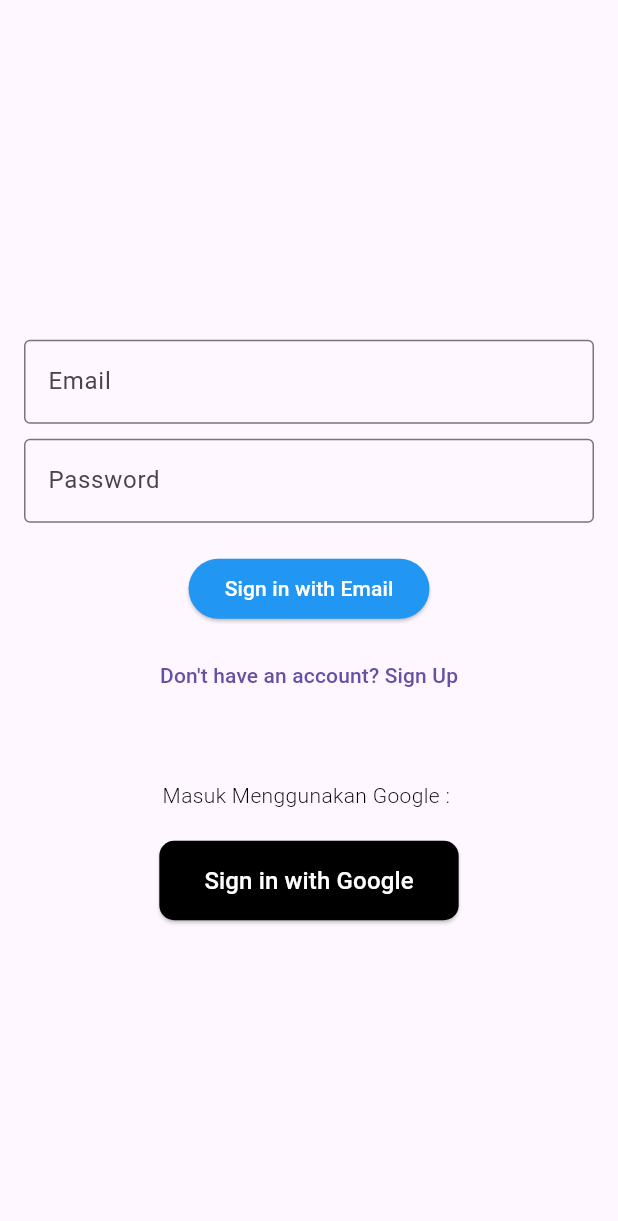
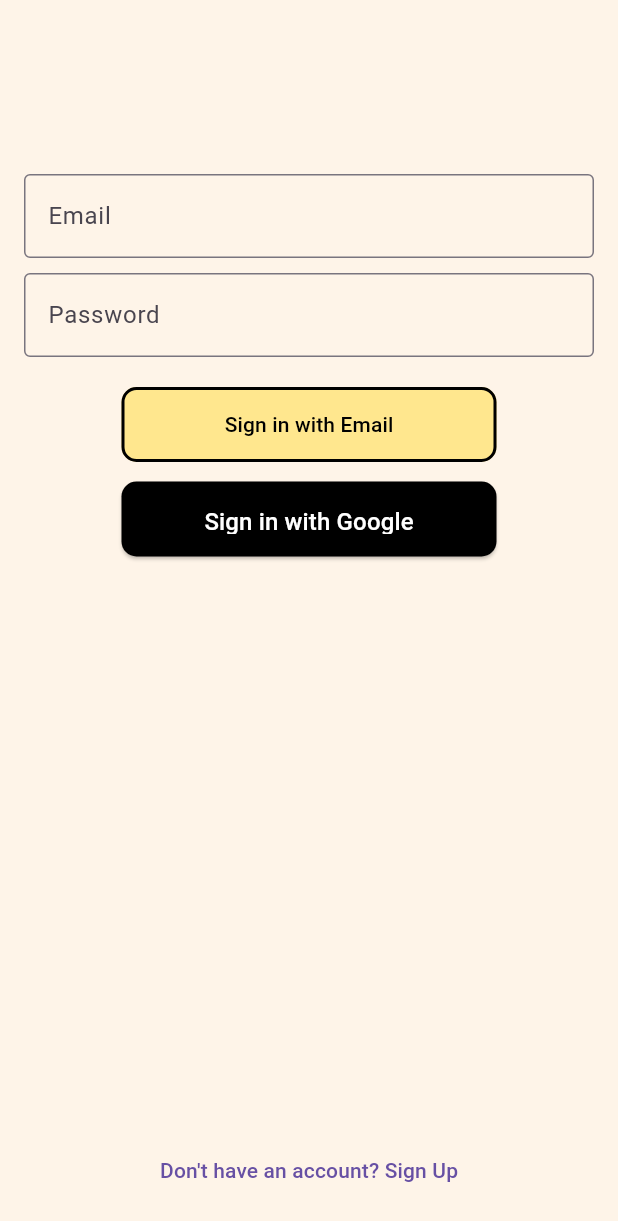
Before and after one commit to FZfortirex/Project-Firebase, a Flutter app: the screen it shows after launch, on a phone screen of 412 x 824 dp. Shown: the top 1221 px of the screen. Run offline on Flutter 3.47's test engine with Material 3 defaults, Android fonts, the phone set to English and light mode, and no system bars; our stand-ins replace cloud_firestore, firebase_auth, firebase_core, google_sign_in; accounts and stored records are empty.

Commit message:
Style [AJ] Style login page

```diff
--- a/firebase_app/lib/login/login_page.dart
+++ b/firebase_app/lib/login/login_page.dart
@@ -16,7 +16,6 @@ class _LoginPageState extends State<LoginPage> {
   final TextEditingController _passwordController = TextEditingController();
   final FirebaseAuth _auth = FirebaseAuth.instance;
 
-  // Fungsi untuk Sign-In menggunakan Google
   void _handleGoogleSignIn(BuildContext context) async {
     final user = await GoogleSignInService.signInWithGoogle();
 
@@ -35,7 +34,6 @@ class _LoginPageState extends State<LoginPage> {
     }
   }
 
-  // Fungsi untuk Sign-In dengan email dan password
   void _handleEmailSignIn(BuildContext context) async {
     try {
       final UserCredential userCredential =
@@ -67,17 +65,22 @@ class _LoginPageState extends State<LoginPage> {
   }
 
   @override
+  @override
   Widget build(BuildContext context) {
     return Scaffold(
+      backgroundColor: Color(0xFFFEF4E8),
       body: Center(
         child: Column(
-          mainAxisAlignment: MainAxisAlignment.center,
+          mainAxisAlignment: MainAxisAlignment
+              .spaceBetween, // Menyusun widget di bagian atas dan bawah
           children: [
-            // Login with Email Section
             Padding(
               padding: const EdgeInsets.all(16.0),
               child: Column(
                 children: [
+                  SizedBox(
+                    height: 100,
+                  ),
                   TextField(
                     controller: _emailController,
                     decoration: InputDecoration(
@@ -96,42 +99,27 @@ class _LoginPageState extends State<LoginPage> {
                     obscureText: true,
                   ),
                   SizedBox(height: 20),
-                  ElevatedButton(
+                  OutlinedButton(
                     onPressed: () => _handleEmailSignIn(context),
-                    child: Text('Sign in with Email'),
-                    style: ElevatedButton.styleFrom(
-                      foregroundColor: Colors.white,
-                      backgroundColor: Colors.blue,
+                    child: Text(
+                      'Sign in with Email',
+                      style: TextStyle(color: Colors.black), // Warna teks
+                    ),
+                    style: OutlinedButton.styleFrom(
+                      backgroundColor: const Color.fromARGB(255, 255, 231, 142),
+                      side: BorderSide(
+                          color: Colors.black, width: 2), // Garis tepi tombol
+                      shape: RoundedRectangleBorder(
+                        borderRadius: BorderRadius.circular(10),
+                      ),
+                      padding:
+                          EdgeInsets.symmetric(horizontal: 30, vertical: 15),
+                      fixedSize: Size(250, 50), // Ukuran tombol
                     ),
                   ),
-                  // Sign-Up Button
-                  SizedBox(height: 10),
-                  TextButton(
-                    onPressed: () {
-                      Navigator.push(
-                        context,
-                        MaterialPageRoute(
-                            builder: (context) =>
-                                SignUpPage()), // Pindah ke halaman SignUp
-                      );
-                    },
-                    child: Text('Don\'t have an account? Sign Up'),
+                  SizedBox(
+                    height: 13,
                   ),
-                ],
-              ),
-            ),
-            SizedBox(height: 30),
-
-            // Google Sign-In Button
-            Text(
-              'Masuk Menggunakan Google : ',
-              style: TextStyle(
-                fontSize: 14,
-                fontWeight: FontWeight.w300,
-                color: Colors.black,
-              ),
-            ),
-            SizedBox(height: 20),
                   ElevatedButton.icon(
                     style: ElevatedButton.styleFrom(
                       backgroundColor: Colors.black,
@@ -139,7 +127,10 @@ class _LoginPageState extends State<LoginPage> {
                       shape: RoundedRectangleBorder(
                         borderRadius: BorderRadius.circular(10),
                       ),
-                padding: EdgeInsets.symmetric(horizontal: 30, vertical: 15),
+                      padding:
+                          EdgeInsets.symmetric(horizontal: 30, vertical: 15),
+                      fixedSize:
+                          Size(250, 50), // Ukuran tombol yang sama dengan Email
                     ),
                     label: Text(
                       'Sign in with Google',
@@ -150,6 +141,26 @@ class _LoginPageState extends State<LoginPage> {
                 ],
               ),
             ),
+            Column(
+              children: [
+                SizedBox(height: 20),
+              ],
+            ),
+            Padding(
+              padding: const EdgeInsets.only(bottom: 20.0),
+              child: TextButton(
+                onPressed: () {
+                  Navigator.push(
+                    context,
+                    MaterialPageRoute(builder: (context) => SignUpPage()),
+                  );
+                },
+                child: Text('Don\'t have an account? Sign Up'),
+              ),
+            ),
+          ],
+        ),
+      ),
     );
   }
 }
```
Lines whose indentation alone changed are shown as unchanged.
